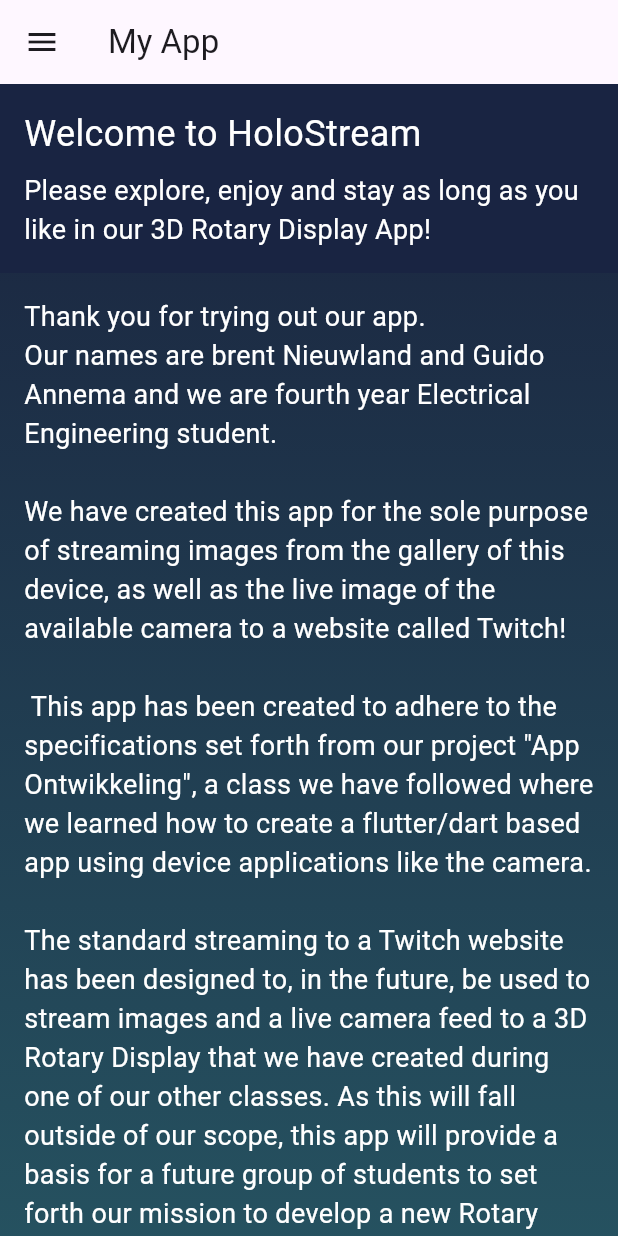
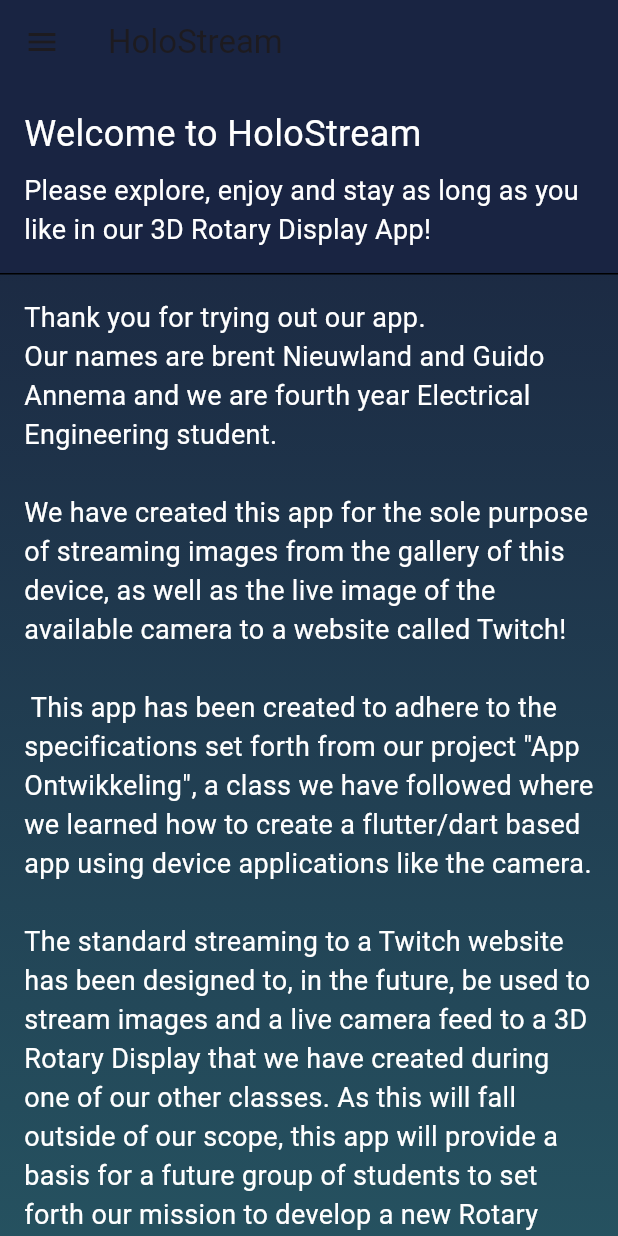
Before and after one commit to Starceus001/Streaming-Service-App, a Flutter app: the screen it shows after launch, on a phone screen of 412 x 824 dp. Run offline on Flutter 3.47's test engine with Material 3 defaults, Android fonts, the phone set to English and light mode, and no system bars; our stand-ins replace image_picker; Roboto replaces fonts that are missing (Exo); project files that could hold a hidden picture were left out.

Commit message:
Finished homepage and main style colors

```diff
--- a/lib/home_page.dart
+++ b/lib/home_page.dart
@@ -51,8 +51,16 @@ class _BuildHeader extends StatelessWidget {
   @override
   Widget build(BuildContext context) {
     return Container(
+      decoration: const BoxDecoration(
+        color: Color(0xFF192442),
+        border: Border(
+          bottom: BorderSide(
+            color: Colors.black,
+            width: 1.0,
+          ),
+        ),
+      ),
       padding: const EdgeInsets.all(16.0),
-      color: const Color(0xFF192442),
       child: const Column(
         crossAxisAlignment: CrossAxisAlignment.start,
         children: [
--- a/lib/main.dart
+++ b/lib/main.dart
@@ -10,7 +10,7 @@ void main() => runApp(const MyApp());
 class MyApp extends StatelessWidget {
   const MyApp({super.key});
 
-  static const appTitle = 'My App';
+  static const appTitle = 'HoloStream';
 
   @override
   Widget build(BuildContext context) {
@@ -49,7 +49,10 @@ class _MyHomePageState extends State<MyHomePage> {
     ];
 
     return Scaffold(
-      appBar: AppBar(title: Text(widget.title)),
+      appBar: AppBar(
+        title: Text(widget.title),
+        backgroundColor: Color(0xFF192442),
+      ),
       body: IndexedStack(
         index: _selectedIndex,
         children: _pages,
```
